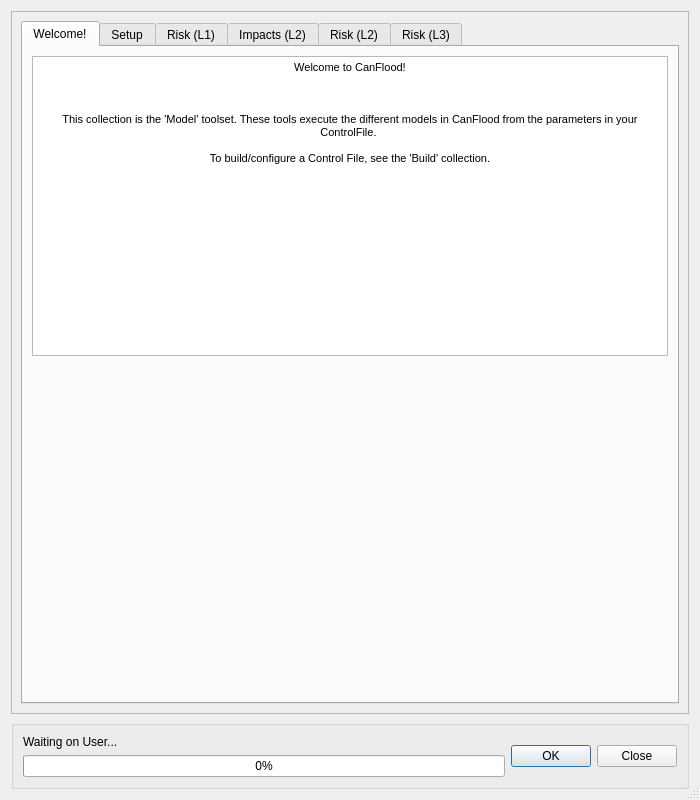
First picture: the form in canflood/model/model.ui, repository NRCan/CanFlood, before the edit.
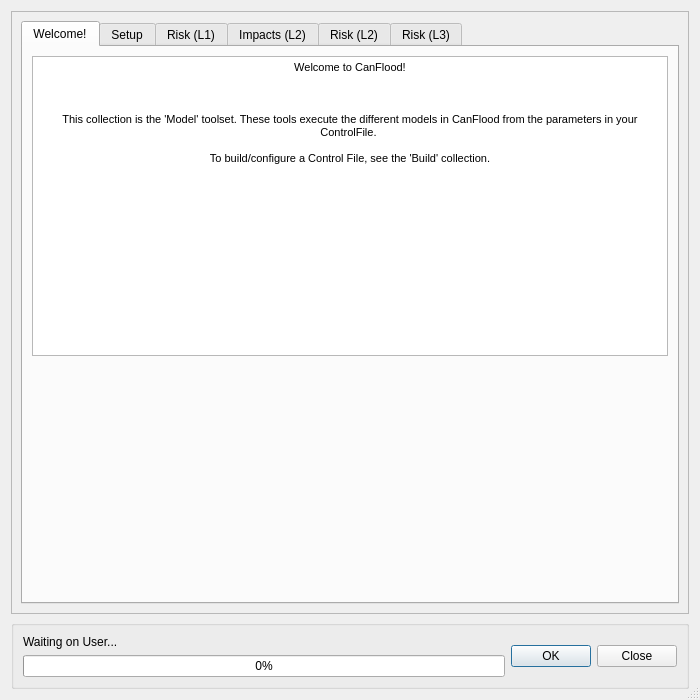
Second picture: the form after the edit. Icons and pictures are not drawn. Custom widgets are drawn as their Qt base class.

Patch:
```diff
--- a/canflood/model/model.ui
+++ b/canflood/model/model.ui
@@ -7,7 +7,7 @@
     <x>0</x>
     <y>0</y>
     <width>700</width>
-    <height>800</height>
+    <height>700</height>
    </rect>
   </property>
   <property name="sizePolicy">
@@ -46,7 +46,7 @@
         <x>0</x>
         <y>0</y>
         <width>680</width>
-        <height>712</height>
+        <height>612</height>
        </rect>
       </property>
       <layout class="QGridLayout" name="gridLayout_5">
```
Left out of the diff: 2 changed lines with no effect on the pictures.
